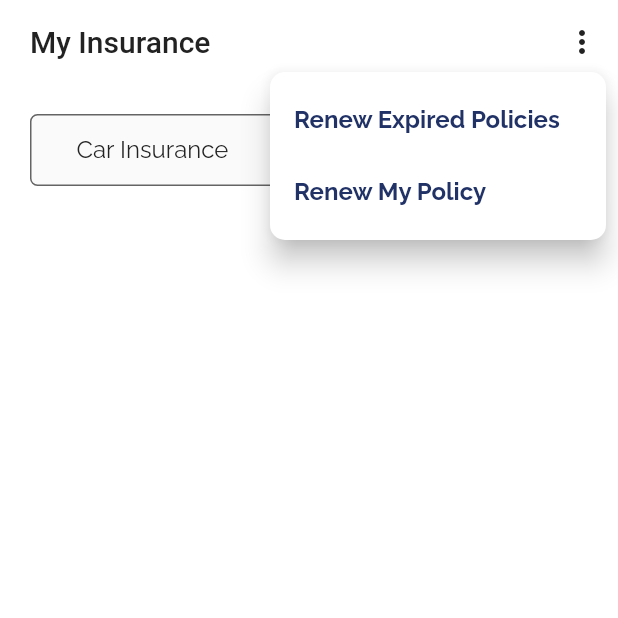
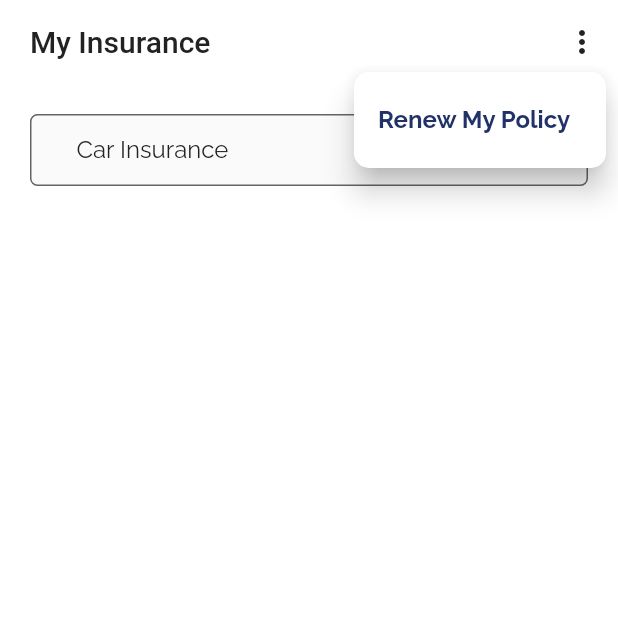
Before and after one commit to Adebanji29/insure-mart, a Flutter app: the MyInsurance screen opened directly, after a tap on the "more vert" icon, on a phone screen of 412 x 824 dp, the top half of it. Run offline on Flutter 3.47's test engine with Material 2 defaults, Android fonts, the phone set to English and light mode, and no system bars; our stand-ins replace cloud_firestore, connectivity_plus, currency_text_input_formatter, double_back_to_close_app, dropdown_button2, firebase_auth and 11 more; missing offline and left inert: flutter_login_facebook, flutter_paystack, shared_preferences_web; accounts and stored records are empty.

Commit message:
an update on the insurance page

```diff
--- a/lib/screen/insurance/insurance.dart
+++ b/lib/screen/insurance/insurance.dart
@@ -20,7 +20,6 @@ class MyInsurance extends StatefulWidget {
 
 class _MyInsuranceState extends State<MyInsurance> {
   final List<String> menuItem = [
-    'Renew Expired Policies',
     'Renew My Policy',
   ];
 
@@ -91,10 +90,8 @@ class _MyInsuranceState extends State<MyInsurance> {
 
   void onMenuSelected(BuildContext context, String value) {
     switch (value) {
-      case 'Renew Expired Policies':
+      case 'Renew My Policy':
         Navigator.of(context).pushNamed(RenewPolicy.route);
-        break;
-      case 'Renew My Policy':
         break;
       default:
     }
--- a/lib/widget/bottom_sheet.dart
+++ b/lib/widget/bottom_sheet.dart
@@ -4,6 +4,7 @@ import 'package:provider/provider.dart';
 
 import '../provider/app_state_manager.dart';
 import '../screen/home/new_insurance.dart';
+import '../screen/insurance/renew_policy.dart';
 import '../utils/app_theme.dart';
 import 'boxes.dart';
 import 'buttons.dart';
@@ -43,6 +44,7 @@ Future<dynamic> carBottomSheet(BuildContext context) {
           LongButton(
               title: 'RENEW EXISTING INSURANCE',
               onPressed: () {
+                Navigator.of(context).pushNamed(RenewPolicy.route);
                 context.read<AppStateManager>().goToTab(1);
               }),
           // const CustomSizedBox(height: 10),
```
Also changed, not shown: 1 other file.
